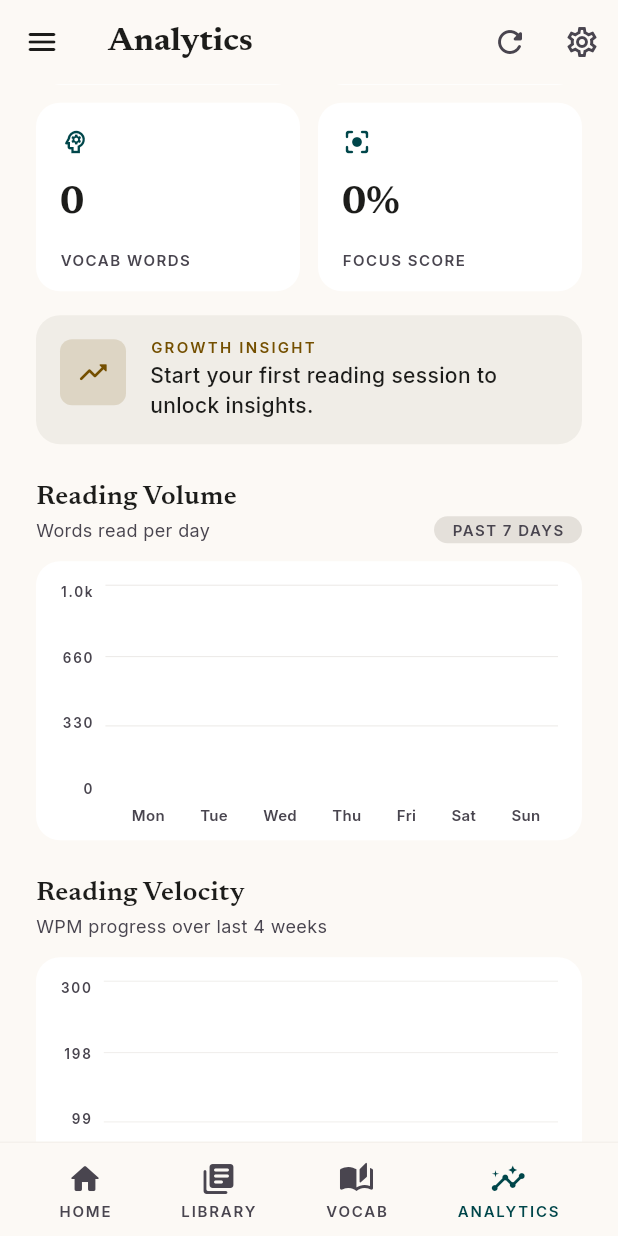
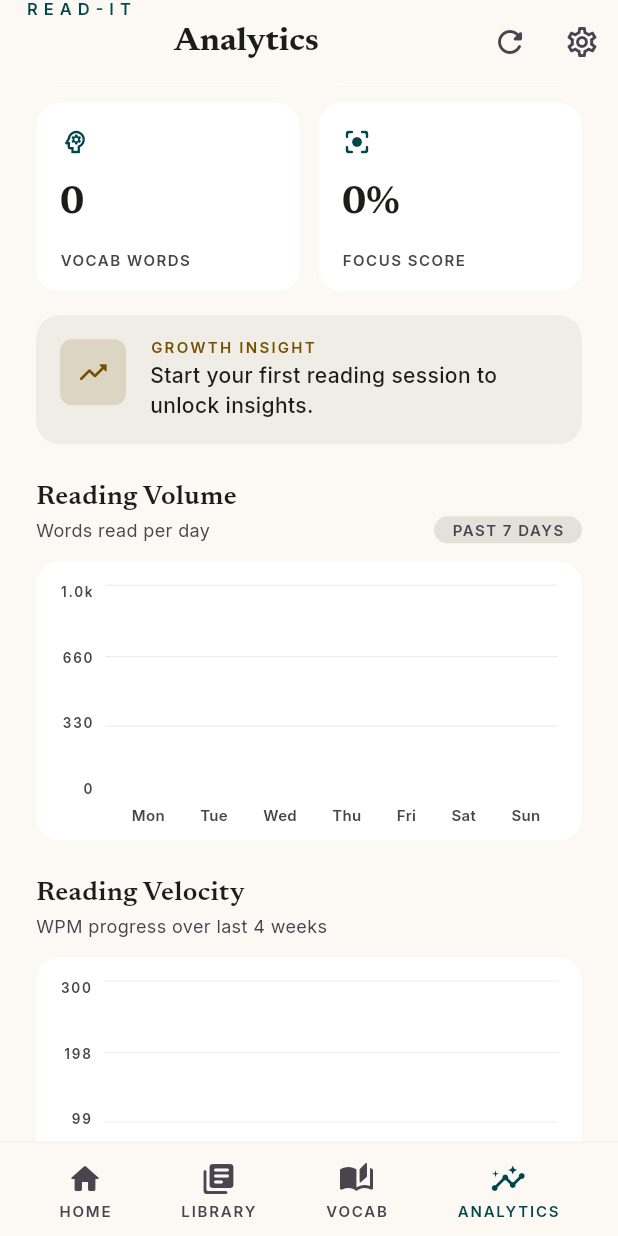
Before and after one commit to henry-azer/readline-app, a Flutter app: the AnalyticsScreen screen opened by its route, scrolled down 576 dp, on a phone screen of 412 x 824 dp. Run offline on Flutter 3.47's test engine with Material 3 defaults, Android fonts, the light colour scheme and no system bars; our stand-ins replace file_picker, freezed_annotation, get_it, go_router, google_fonts, hive and 2 more; missing offline and left inert: syncfusion_flutter_pdf; accounts and stored records are empty.

Commit message:
feat: analytics screen — BrandMark, sectionHeader typography, chart load animations

```diff
--- a/lib/presentation/analytics/screens/analytics_screen.dart
+++ b/lib/presentation/analytics/screens/analytics_screen.dart
@@ -6,10 +6,13 @@ import 'package:read_it/core/localization/app_strings.dart';
 import 'package:read_it/core/router/app_router.dart';
 import 'package:read_it/core/theme/app_colors.dart';
 import 'package:read_it/core/theme/app_spacing.dart';
+import 'package:read_it/core/theme/app_curves.dart';
+import 'package:read_it/core/theme/app_durations.dart';
 import 'package:read_it/core/theme/app_typography.dart';
 import 'package:read_it/data/models/reading_session_model.dart';
 import 'package:read_it/data/models/streak_model.dart';
 import 'package:read_it/presentation/analytics/viewmodels/analytics_viewmodel.dart';
+import 'package:read_it/presentation/widgets/brand_mark.dart';
 import 'package:read_it/presentation/analytics/widgets/growth_insight_card.dart';
 import 'package:read_it/presentation/analytics/widgets/reading_volume_chart.dart';
 import 'package:read_it/presentation/analytics/widgets/recent_activity_list.dart';
@@ -56,10 +59,8 @@ class _AnalyticsScreenState extends State<AnalyticsScreen> {
         backgroundColor: bgColor,
         elevation: 0,
         scrolledUnderElevation: 0,
-        leading: IconButton(
-          icon: Icon(Icons.menu_rounded, color: onSurface),
-          onPressed: () {},
-        ),
+        leading: const BrandMark(),
+        leadingWidth: 100,
         title: Text(
           AppStrings.analyticsTitle.tr,
           style: AppTypography.titleLarge.copyWith(color: onSurface),
@@ -245,7 +246,21 @@ class _AnalyticsBody extends StatelessWidget {
                                   AppSpacing.xl,
                                   AppSpacing.xl,
                                 ),
-                                child: ReadingVolumeChart(stats: weekly),
+                                child: TweenAnimationBuilder<double>(
+                                  tween: Tween(begin: 0.0, end: 1.0),
+                                  duration: AppDurations.slow,
+                                  curve: AppCurves.enter,
+                                  builder: (context, value, child) {
+                                    return Opacity(
+                                      opacity: value,
+                                      child: Transform.translate(
+                                        offset: Offset(0, 20 * (1 - value)),
+                                        child: child,
+                                      ),
+                                    );
+                                  },
+                                  child: ReadingVolumeChart(stats: weekly),
+                                ),
                               ),
                             ),
 
@@ -274,7 +289,21 @@ class _AnalyticsBody extends StatelessWidget {
                                   AppSpacing.xl,
                                   AppSpacing.xl,
                                 ),
-                                child: VelocityChart(velocity: velocity),
+                                child: TweenAnimationBuilder<double>(
+                                  tween: Tween(begin: 0.0, end: 1.0),
+                                  duration: AppDurations.slow,
+                                  curve: AppCurves.enter,
+                                  builder: (context, value, child) {
+                                    return Opacity(
+                                      opacity: value,
+                                      child: Transform.translate(
+                                        offset: Offset(0, 20 * (1 - value)),
+                                        child: child,
+                                      ),
+                                    );
+                                  },
+                                  child: VelocityChart(velocity: velocity),
+                                ),
                               ),
                             ),
 
@@ -349,9 +378,8 @@ class _SectionHeader extends StatelessWidget {
             children: [
               Text(
                 title,
-                style: AppTypography.headlineMedium.copyWith(
+                style: AppTypography.sectionHeader.copyWith(
                   color: onSurface,
-                  fontSize: 18,
                 ),
               ),
               if (subtitle != null) ...[
```
